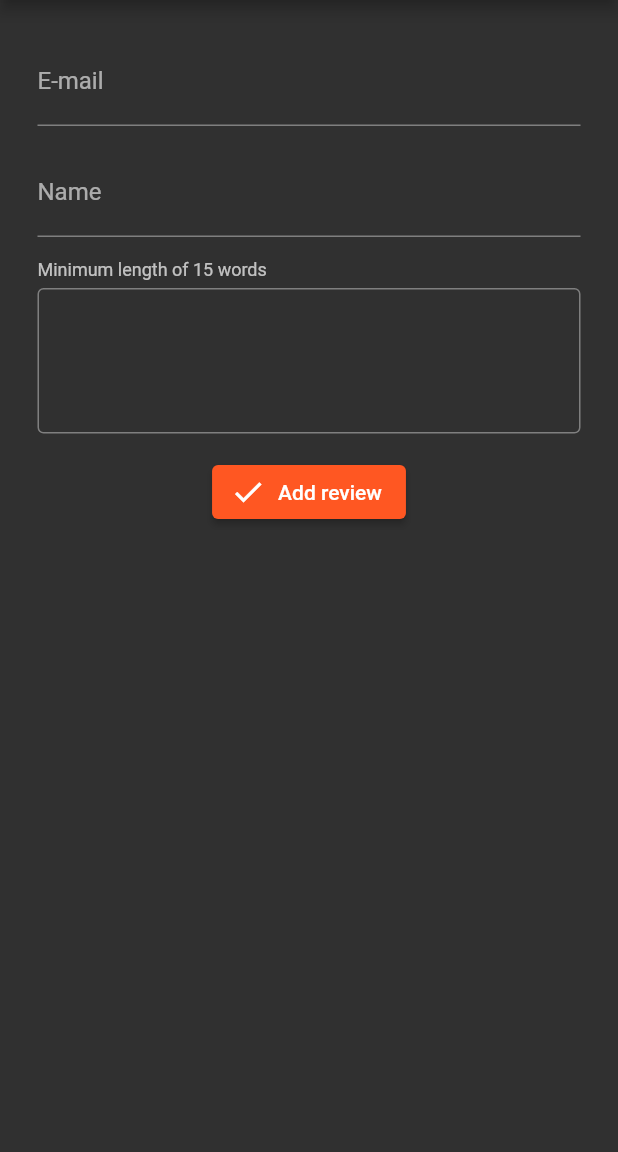
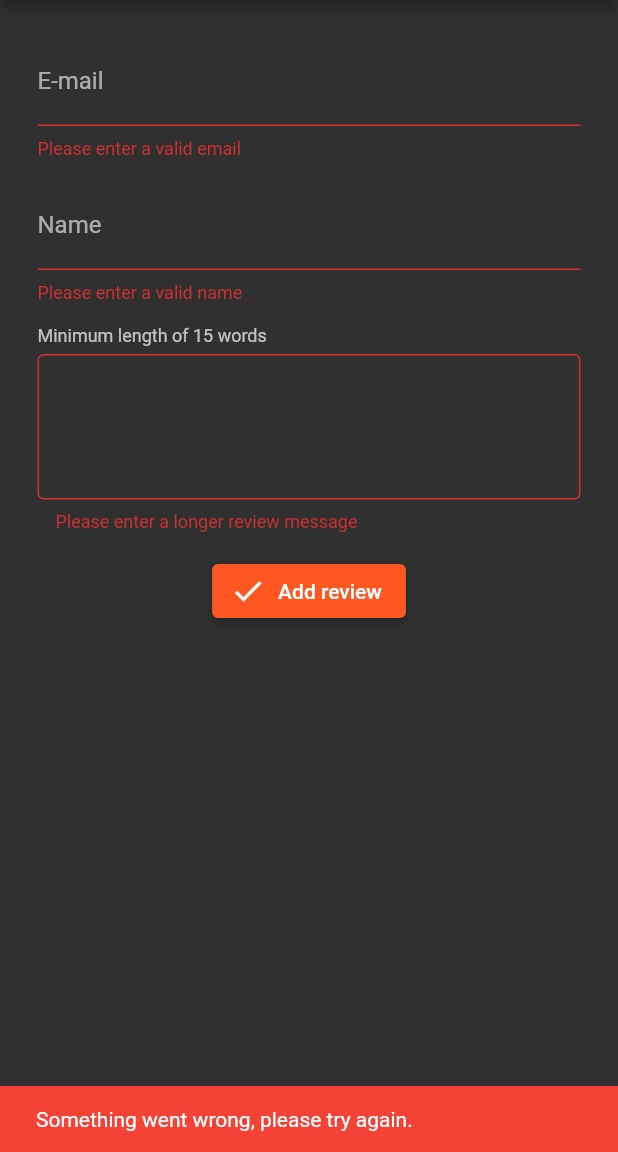
Before and after one commit to jaq-the-cat/portfolio, a Flutter app: the Review screen opened directly, after a tap on "Add review", on a phone screen of 412 x 824 dp, the part 84-1236 px from its top. Run offline on Flutter 3.47's test engine with Material 2 defaults, Android fonts, the phone set to English and light mode, and no system bars; our stand-ins replace cloud_firestore, email_validator, firebase_auth, firebase_core, flutter_dotenv; missing offline and left inert: g_captcha, github; accounts and stored records are empty.

Commit message:
reviews working and.. yeah

```diff
--- a/lib/review.dart
+++ b/lib/review.dart
@@ -73,12 +73,18 @@ class _ReviewState extends State<Review> {
                 icon: Icon(Icons.check),
                 label: Text("Add review"),
                 onPressed: () async {
-                  if (await doCaptcha() && _formKey.currentState.validate()) {
+                  if (_formKey.currentState.validate() && await doCaptcha()) {
                     addPost({
                       'email': email.text,
                       'name': name.text,
                       'message': message.text,
                     });
+                    Navigator.of(context).pop();
+                  } else {
+                    ScaffoldMessenger.of(context).showSnackBar(SnackBar(
+                      content: Text("Something went wrong, please try again.", style: TextStyle(color: Colors.white)),
+                      backgroundColor: Colors.red,
+                    ));
                   }
               }),
             ]
--- a/pubspec.yaml
+++ b/pubspec.yaml
@@ -34,6 +34,7 @@ dependencies:
 
   firebase_core: ^1.2.0
   cloud_firestore: ^2.2.0
+  firebase_auth: ^1.2.0
 
   dotenv: ^3.0.0
   flutter_dotenv: ^3.1.0
```
Also changed, not shown: lib/main.dart (+17 -3 lines), pubspec.lock.
